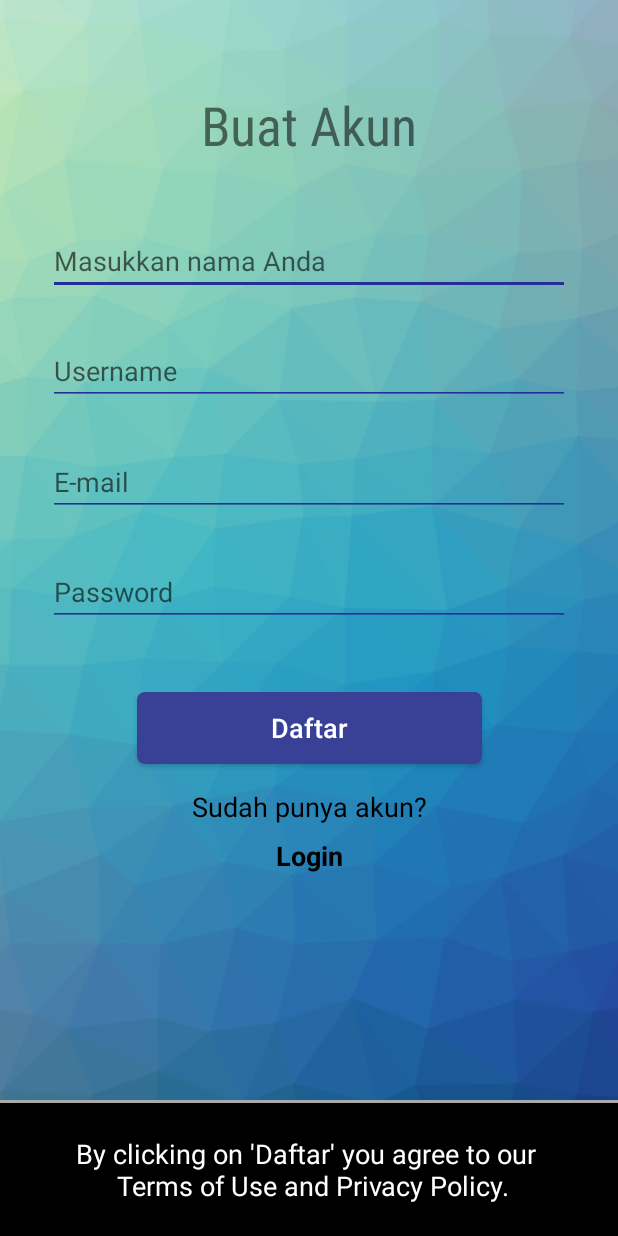
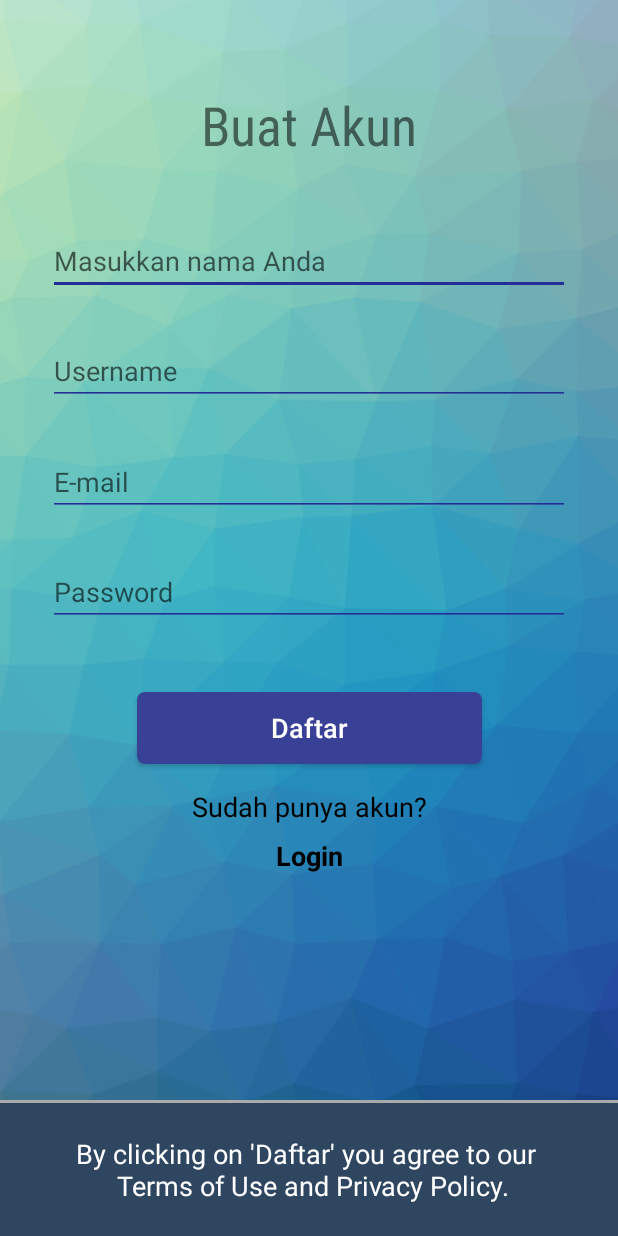
Before and after one commit to Muammarbanana/fotografi, an Android app: the register screen opened directly, with no data from a screen before it, on a phone screen of 412 x 824 dp. Run offline under Robolectric (Android 15) with nearby library versions, the light colour scheme and no system bars.

Commit message:
color background

```diff
--- a/app/src/main/res/layout/activity_main.xml
+++ b/app/src/main/res/layout/activity_main.xml
@@ -127,7 +127,7 @@
         android:id="@+id/view"
         android:layout_width="0dp"
         android:layout_height="0dp"
-        android:background="@android:color/background_dark"
+        android:background="#2f4661"
         app:layout_constraintBottom_toBottomOf="parent"
         app:layout_constraintEnd_toEndOf="parent"
         app:layout_constraintStart_toStartOf="parent"
--- a/app/src/main/res/layout/activity_register.xml
+++ b/app/src/main/res/layout/activity_register.xml
@@ -187,7 +187,7 @@
         android:id="@+id/tx_tos"
         android:layout_width="0dp"
         android:layout_height="0dp"
-        android:background="@android:color/background_dark"
+        android:background="#2f4661"
         android:gravity="center"
         android:text="@string/text_tos"
         android:textColor="@android:color/background_light"
```
